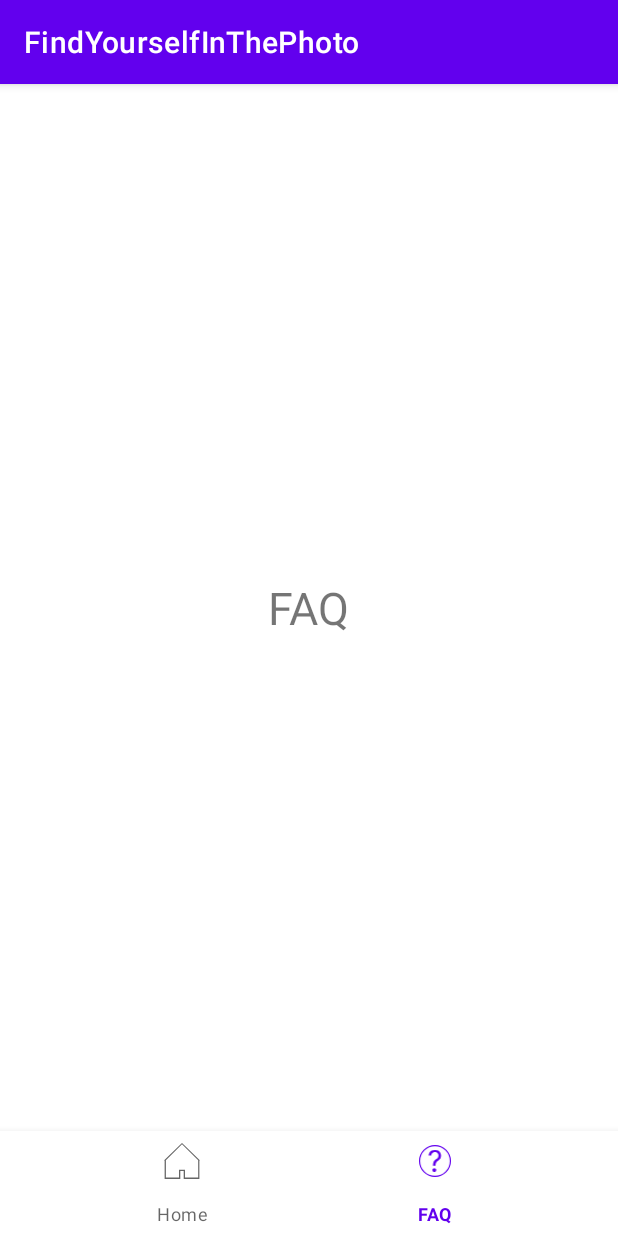
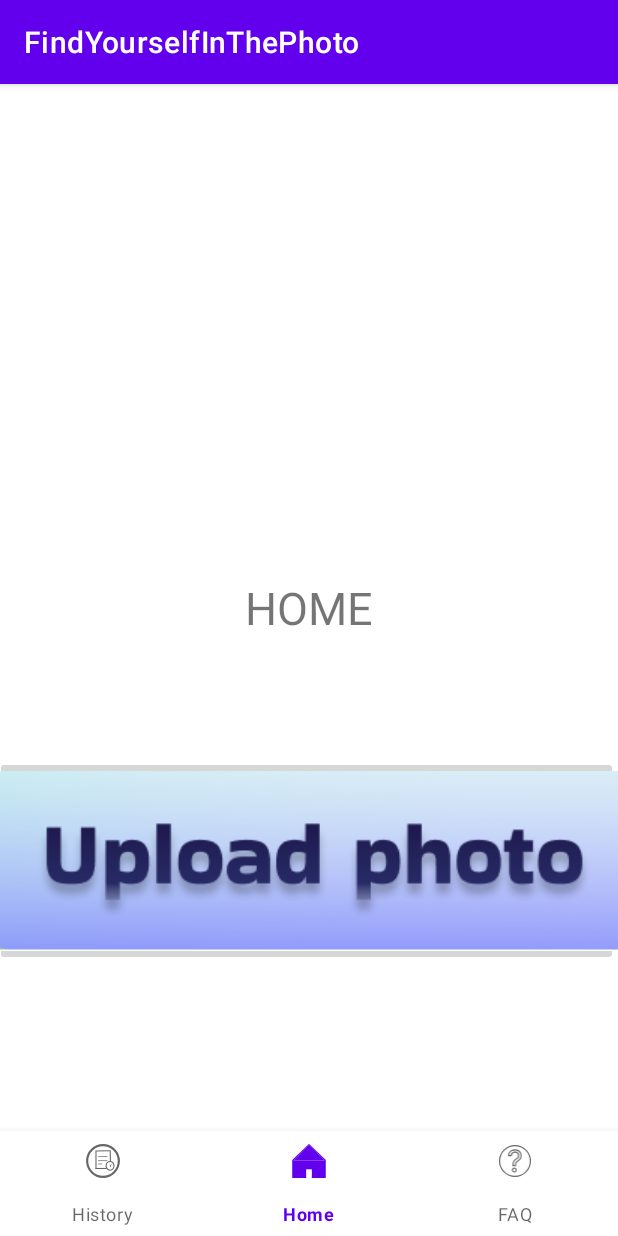
Before and after one commit to Tamada4a/find_yourself_in_the_photo, an Android app: the screen it shows after launch (Main), item 2 of the bottom bar chosen, on a phone screen of 412 x 824 dp. Run offline under Robolectric (Android 15) with nearby library versions, the phone set to English and light mode, and no system bars.

Commit message:
Added History page

```diff
--- /dev/null
+++ b/app/src/main/res/drawable/history_button.xml
@@ -0,0 +1,60 @@
+<vector xmlns:android="http://schemas.android.com/apk/res/android"
+    android:width="100dp"
+    android:height="100dp"
+    android:viewportWidth="100"
+    android:viewportHeight="100">
+  <path
+      android:pathData="M28.98,22.01L69.04,21.5"
+      android:strokeWidth="3"
+      android:fillColor="#00000000"
+      android:strokeColor="#000000"/>
+  <path
+      android:pathData="M70,20L70.58,50.99"
+      android:strokeWidth="3"
+      android:fillColor="#00000000"
+      android:strokeColor="#000000"/>
+  <path
+      android:pathData="M30.5,23.26V72.26"
+      android:strokeWidth="3"
+      android:fillColor="#00000000"
+      android:strokeColor="#000000"/>
+  <path
+      android:pathData="M29,70.76H60.1"
+      android:strokeWidth="3"
+      android:fillColor="#00000000"
+      android:strokeColor="#000000"/>
+  <path
+      android:pathData="M36.47,37.6H62.24"
+      android:strokeWidth="2"
+      android:fillColor="#00000000"
+      android:strokeColor="#000000"/>
+  <path
+      android:pathData="M36.47,48.84H62.24"
+      android:strokeWidth="2"
+      android:fillColor="#00000000"
+      android:strokeColor="#000000"/>
+  <path
+      android:pathData="M36.47,58.21H47.64"
+      android:strokeWidth="2"
+      android:fillColor="#00000000"
+      android:strokeColor="#000000"/>
+  <path
+      android:pathData="M80.5,63.42C80.5,70.22 75.48,75.5 69.54,75.5C63.61,75.5 58.59,70.22 58.59,63.42C58.59,56.63 63.61,51.34 69.54,51.34C75.48,51.34 80.5,56.63 80.5,63.42Z"
+      android:strokeWidth="3"
+      android:fillColor="#00000000"
+      android:strokeColor="#000000"/>
+  <path
+      android:pathData="M70,62L74,59"
+      android:strokeWidth="2"
+      android:fillColor="#00000000"
+      android:strokeColor="#000000"/>
+  <path
+      android:pathData="M69.06,61.45L69.57,61.07L70.99,60.84L71.99,66.84L70.01,67.16L69.06,61.45Z"
+      android:fillColor="#000000"
+      android:fillType="evenOdd"/>
+  <path
+      android:pathData="M94,50C94,74.3 74.3,94 50,94C25.7,94 6,74.3 6,50C6,25.7 25.7,6 50,6C74.3,6 94,25.7 94,50Z"
+      android:strokeWidth="6"
+      android:fillColor="#00000000"
+      android:strokeColor="#000000"/>
+</vector>
--- /dev/null
+++ b/app/src/main/res/drawable/history_button_clicked.xml
@@ -0,0 +1,49 @@
+<vector xmlns:android="http://schemas.android.com/apk/res/android"
+    android:width="100dp"
+    android:height="100dp"
+    android:viewportWidth="100"
+    android:viewportHeight="100">
+  <path
+      android:pathData="M28.98,22.01L69.04,21.5"
+      android:strokeWidth="3"
+      android:fillColor="#00000000"
+      android:strokeColor="#000000"/>
+  <path
+      android:pathData="M70,20L70.58,50.99"
+      android:strokeWidth="3"
+      android:fillColor="#00000000"
+      android:strokeColor="#000000"/>
+  <path
+      android:pathData="M30.5,23.26V72.26"
+      android:strokeWidth="3"
+      android:fillColor="#00000000"
+      android:strokeColor="#000000"/>
+  <path
+      android:pathData="M29,70.76H60.1"
+      android:strokeWidth="3"
+      android:fillColor="#00000000"
+      android:strokeColor="#000000"/>
+  <path
+      android:pathData="M32,23H70V50.01C63.28,50.29 57.68,56.09 57.68,63.5C57.68,65.87 58.25,68.08 59.26,70H32V23ZM36.47,59.21H47.64V57.21H36.47V59.21ZM62.24,49.84H36.47V47.84H62.24V49.84ZM36.47,38.6H62.24V36.6H36.47V38.6Z"
+      android:fillColor="#000000"
+      android:fillType="evenOdd"/>
+  <path
+      android:pathData="M80.5,63.42C80.5,70.22 75.48,75.5 69.54,75.5C63.61,75.5 58.59,70.22 58.59,63.42C58.59,56.63 63.61,51.34 69.54,51.34C75.48,51.34 80.5,56.63 80.5,63.42Z"
+      android:strokeWidth="3"
+      android:fillColor="#00000000"
+      android:strokeColor="#000000"/>
+  <path
+      android:pathData="M70,62L74,59"
+      android:strokeWidth="2"
+      android:fillColor="#00000000"
+      android:strokeColor="#000000"/>
+  <path
+      android:pathData="M69.06,61.45L69.57,61.07L70.99,60.84L71.99,66.84L70.01,67.16L69.06,61.45Z"
+      android:fillColor="#000000"
+      android:fillType="evenOdd"/>
+  <path
+      android:pathData="M94,50C94,74.3 74.3,94 50,94C25.7,94 6,74.3 6,50C6,25.7 25.7,6 50,6C74.3,6 94,25.7 94,50Z"
+      android:strokeWidth="6"
+      android:fillColor="#00000000"
+      android:strokeColor="#000000"/>
+</vector>
--- /dev/null
+++ b/app/src/main/res/drawable/history_button_selector.xml
@@ -0,0 +1,5 @@
+<?xml version="1.0" encoding="utf-8"?>
+<selector xmlns:android="http://schemas.android.com/apk/res/android">
+    <item android:drawable="@drawable/history_button" android:state_checked="false"/>
+    <item android:drawable="@drawable/history_button_clicked" android:state_checked="true"/>
+</selector>
--- /dev/null
+++ b/app/src/main/res/layout/fragment_history.xml
@@ -0,0 +1,15 @@
+<?xml version="1.0" encoding="utf-8"?>
+<RelativeLayout xmlns:android="http://schemas.android.com/apk/res/android"
+    xmlns:tools="http://schemas.android.com/tools"
+    android:layout_width="match_parent"
+    android:layout_height="match_parent"
+    tools:context=".Fragments.History">
+
+    <TextView
+        android:layout_width="wrap_content"
+        android:layout_height="wrap_content"
+        android:text="History"
+        android:textSize="30sp"
+        android:layout_centerInParent="true"/>
+
+</RelativeLayout>
--- a/app/src/main/res/menu/bottom_navigation_menu.xml
+++ b/app/src/main/res/menu/bottom_navigation_menu.xml
@@ -1,5 +1,11 @@
 <?xml version="1.0" encoding="utf-8"?>
 <menu xmlns:android="http://schemas.android.com/apk/res/android">
+
+    <item
+        android:id="@+id/nav_history"
+        android:icon="@drawable/history_button_selector"
+        android:title="History"
+        />
 
     <item
         android:id="@+id/nav_home"
@@ -13,4 +19,5 @@
         android:title="FAQ"
         />
 
+
 </menu>
```
